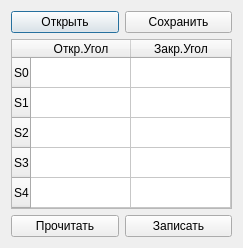
This is assets/servocalibration.ui in Danya0x07/POFS_App as Qt 5 draws it before an edit. The edited form follows.
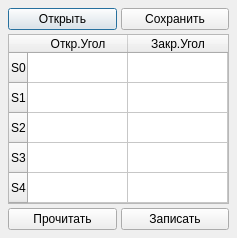
This is the edited form.

The edit to the form file:
```diff
--- a/assets/servocalibration.ui
+++ b/assets/servocalibration.ui
@@ -6,17 +6,32 @@
    <rect>
     <x>0</x>
     <y>0</y>
-    <width>241</width>
-    <height>250</height>
+    <width>249</width>
+    <height>262</height>
    </rect>
   </property>
   <property name="windowTitle">
    <string>Калибровка серв</string>
   </property>
   <layout class="QVBoxLayout" name="verticalLayout">
+   <property name="spacing">
+    <number>4</number>
+   </property>
    <property name="sizeConstraint">
     <enum>QLayout::SetFixedSize</enum>
    </property>
+   <property name="leftMargin">
+    <number>8</number>
+   </property>
+   <property name="topMargin">
+    <number>8</number>
+   </property>
+   <property name="rightMargin">
+    <number>8</number>
+   </property>
+   <property name="bottomMargin">
+    <number>8</number>
+   </property>
    <item>
     <layout class="QHBoxLayout" name="horizontalLayout_2">
      <item>
```
